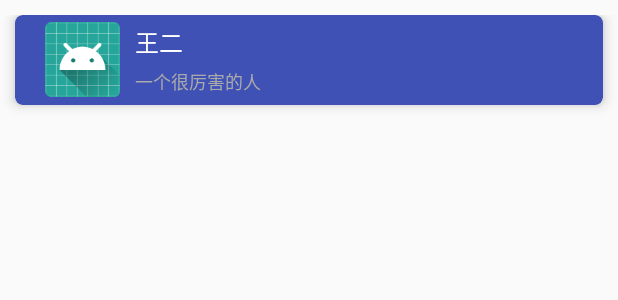
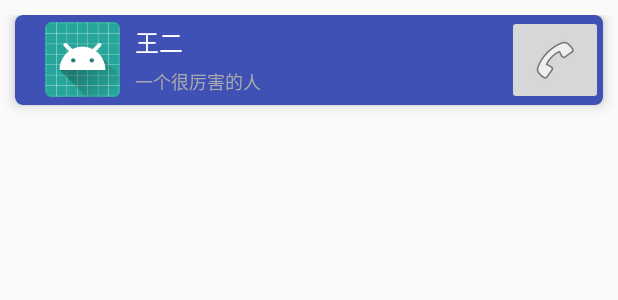
Before and after one commit to c8241998/android-project, an Android app: the layout cardview.xml on its own in the app's theme, with its tools: preview values and no code run, on a phone screen of 412 x 824 dp. Shown: the top 300 px of the screen. Run offline under Robolectric (Android 15) with nearby library versions, the light colour scheme and no system bars.

Commit message:
call
添加打电话功能

```diff
--- a/MySportUI/app/src/main/AndroidManifest.xml
+++ b/MySportUI/app/src/main/AndroidManifest.xml
@@ -6,7 +6,7 @@
     <uses-permission android:name="android.permission.GET_ACCOUNTS" />
     <uses-permission android:name="android.permission.READ_PROFILE" />
     <uses-permission android:name="android.permission.READ_CONTACTS" />
-
+    <uses-permission android:name="android.permission.CALL_PHONE" />
     <!--
          The ACCESS_COARSE/FINE_LOCATION permissions are not required to use
          Google Maps Android API v2, but you must specify either coarse or fine
--- a/MySportUI/app/src/main/java/cn/edu/bjtu/mysport/CoachList.java
+++ b/MySportUI/app/src/main/java/cn/edu/bjtu/mysport/CoachList.java
@@ -1,6 +1,9 @@
 package cn.edu.bjtu.mysport;
 
+import android.annotation.SuppressLint;
 import android.content.Context;
+import android.content.Intent;
+import android.net.Uri;
 import android.os.Bundle;
 import android.support.v7.app.AppCompatActivity;
 import android.support.v7.widget.LinearLayoutManager;
@@ -9,6 +12,7 @@ import android.support.v7.widget.helper.ItemTouchHelper;
 import android.view.LayoutInflater;
 import android.view.View;
 import android.view.ViewGroup;
+import android.widget.ImageButton;
 import android.widget.ImageView;
 import android.widget.TextView;
 
@@ -36,10 +40,11 @@ public class CoachList extends AppCompatActivity {
         ItemTouchHelper touchHelper = new ItemTouchHelper(callback);
         touchHelper.attachToRecyclerView(mRecyclerView);
 
+//        ImageButton callButton = (ImageButton) findViewById(R.id.)
     }
 
     //adapter
-    class MyAdapter extends RecyclerView.Adapter<MyAdapter.ViewHolder> implements ItemTouchHelperAdapter{
+    class MyAdapter extends RecyclerView.Adapter<MyAdapter.ViewHolder> implements ItemTouchHelperAdapter {
 
         LayoutInflater mInflater;
         List<MData> mList = addData();
@@ -50,7 +55,7 @@ public class CoachList extends AppCompatActivity {
 
         @Override
         public MyAdapter.ViewHolder onCreateViewHolder(ViewGroup parent, int viewType) {
-            View view = mInflater.inflate(R.layout.cardview,parent,false);
+            View view = mInflater.inflate(R.layout.cardview, parent, false);
             ViewHolder viewHolder = new ViewHolder(view);
             return viewHolder;
         }
@@ -66,10 +71,11 @@ public class CoachList extends AppCompatActivity {
         public int getItemCount() {
             return mList.size();
         }
+
         @Override
         public void onItemMove(int fromPosition, int toPosition) {
-            Collections.swap(mList,fromPosition,toPosition);
-            notifyItemMoved(fromPosition,toPosition);
+            Collections.swap(mList, fromPosition, toPosition);
+            notifyItemMoved(fromPosition, toPosition);
         }
 
         @Override
@@ -82,11 +88,24 @@ public class CoachList extends AppCompatActivity {
             private TextView mName;
             private TextView mDescribe;
             private ImageView mPhoto;
+            private ImageButton mCall;
+
             public ViewHolder(View itemView) {
                 super(itemView);
                 mName = itemView.findViewById(R.id.txt_name);
                 mDescribe = itemView.findViewById(R.id.txt_describe);
-                mPhoto= itemView.findViewById(R.id.txt_image);
+                mPhoto = itemView.findViewById(R.id.txt_image);
+                mCall = itemView.findViewById(R.id.callButton);
+                mCall.setOnClickListener(new View.OnClickListener() {
+                    @SuppressLint("MissingPermission")
+                    @Override
+                    public void onClick(View v) {
+                        Intent intent = new Intent(Intent.ACTION_DIAL);
+                        Uri data = Uri.parse("tel:15357606638");
+                        intent.setData(data);
+                        startActivity(intent);
+                    }
+                });
             }
         }
     }
--- a/MySportUI/app/src/main/res/layout/cardview.xml
+++ b/MySportUI/app/src/main/res/layout/cardview.xml
@@ -1,6 +1,7 @@
 <?xml version="1.0" encoding="utf-8"?>
 <LinearLayout xmlns:android="http://schemas.android.com/apk/res/android"
     xmlns:app="http://schemas.android.com/apk/res-auto"
+    xmlns:tools="http://schemas.android.com/tools"
     android:orientation="vertical" android:paddingTop="10dp"
     android:layout_width="match_parent" android:layout_height="wrap_content">
 
@@ -11,30 +12,52 @@
         app:cardCornerRadius="5dp" app:cardElevation="5dp"
         android:layout_marginBottom="10dp"
         app:cardPreventCornerOverlap="true">
+
         <LinearLayout
-            android:layout_width="match_parent" android:layout_height="match_parent"
-            android:orientation="horizontal" android:gravity="center_vertical">
+            android:layout_width="match_parent"
+            android:layout_height="match_parent"
+            android:gravity="center_vertical"
+            android:orientation="horizontal">
             <!--左侧图片-->
+
             <ImageView
-                android:layout_width="50dp" android:layout_height="50dp"
                 android:id="@+id/txt_image"
-                android:src="@mipmap/ic_launcher"/>
+                android:layout_width="50dp"
+                android:layout_height="50dp"
+                android:src="@mipmap/ic_launcher" />
+
             <LinearLayout
-                android:layout_width="match_parent" android:layout_height="match_parent"
-                android:orientation="vertical" android:layout_marginLeft="10dp"
-                android:gravity="center_vertical">
+                android:layout_width="248dp"
+                android:layout_height="match_parent"
+                android:layout_marginLeft="10dp"
+                android:gravity="center_vertical"
+                android:orientation="vertical">
                 <!--姓名-->
                 <TextView
-                    android:id="@+id/txt_name" android:layout_width="wrap_content"
-                    android:layout_height="wrap_content" android:textSize="16sp"
-                    android:textColor="@android:color/white" android:text="王二"/>
+                    android:id="@+id/txt_name"
+                    android:layout_width="wrap_content"
+                    android:layout_height="wrap_content"
+                    android:text="王二"
+                    android:textColor="@android:color/white"
+                    android:textSize="16sp" />
                 <!--描述-->
                 <TextView
-                    android:id="@+id/txt_describe" android:layout_width="wrap_content"
-                    android:layout_height="wrap_content" android:layout_marginTop="5dp"
-                    android:textSize="12sp" android:textColor="@android:color/darker_gray"
-                    android:text="一个很厉害的人"/>
+                    android:id="@+id/txt_describe"
+                    android:layout_width="wrap_content"
+                    android:layout_height="wrap_content"
+                    android:layout_marginTop="5dp"
+                    android:text="一个很厉害的人"
+                    android:textColor="@android:color/darker_gray"
+                    android:textSize="12sp" />
             </LinearLayout>
+
+            <ImageButton
+                android:id="@+id/callButton"
+                android:layout_width="wrap_content"
+                android:layout_height="match_parent"
+                android:layout_weight="1"
+                app:srcCompat="@android:drawable/stat_sys_phone_call"
+                tools:srcCompat="@android:drawable/ic_menu_call" />
         </LinearLayout>
     </android.support.v7.widget.CardView>
 </LinearLayout>
```
